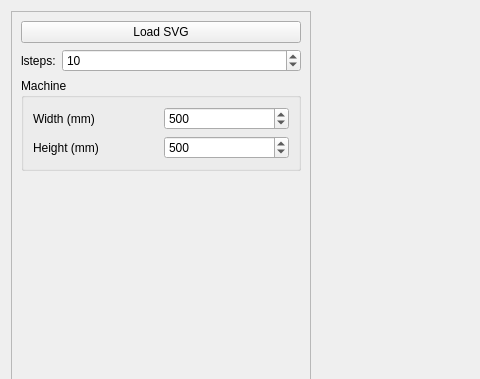
Before: the Qt Designer form kinu-core/samples/plotter/src/svg_plotter.ui in Auliyaa/kinucnc, drawn with Qt 5; both pictures show x 0 to 480 and y 0 to 379 of the 1198 by 831 pixel window.
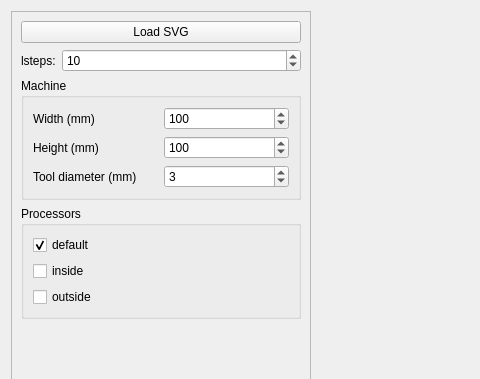
After: the same form once the commit is applied.

What changed in the file:
```diff
--- a/kinu-core/samples/plotter/src/svg_plotter.ui
+++ b/kinu-core/samples/plotter/src/svg_plotter.ui
@@ -89,7 +89,7 @@
             <number>1000</number>
            </property>
            <property name="value">
-            <number>500</number>
+            <number>100</number>
            </property>
           </widget>
          </item>
@@ -99,7 +99,54 @@
             <number>1000</number>
            </property>
            <property name="value">
-            <number>500</number>
+            <number>100</number>
+           </property>
+          </widget>
+         </item>
+         <item row="2" column="0">
+          <widget class="QLabel" name="label_4">
+           <property name="text">
+            <string>Tool diameter (mm)</string>
+           </property>
+          </widget>
+         </item>
+         <item row="2" column="1">
+          <widget class="QSpinBox" name="spin_tool_diam">
+           <property name="value">
+            <number>3</number>
+           </property>
+          </widget>
+         </item>
+        </layout>
+       </widget>
+      </item>
+      <item>
+       <widget class="QGroupBox" name="groupBox_2">
+        <property name="title">
+         <string>Processors</string>
+        </property>
+        <layout class="QVBoxLayout" name="verticalLayout_2">
+         <item>
+          <widget class="QCheckBox" name="check_default">
+           <property name="text">
+            <string>default</string>
+           </property>
+           <property name="checked">
+            <bool>true</bool>
+           </property>
+          </widget>
+         </item>
+         <item>
+          <widget class="QCheckBox" name="check_inside">
+           <property name="text">
+            <string>inside</string>
+           </property>
+          </widget>
+         </item>
+         <item>
+          <widget class="QCheckBox" name="check_outside">
+           <property name="text">
+            <string>outside</string>
            </property>
           </widget>
          </item>
```
Left out of the diff: 78 changed lines with no effect on the pictures.
